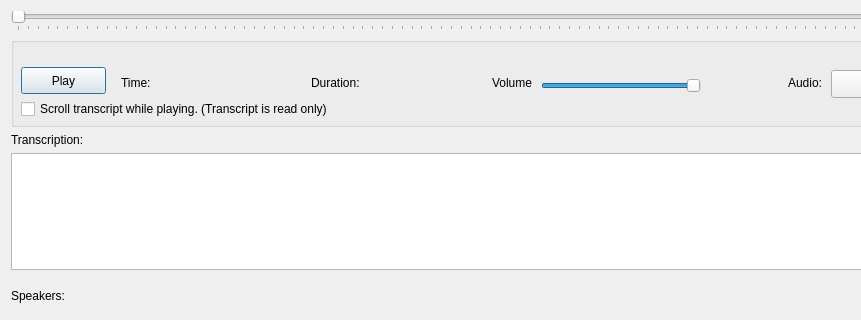
The window that GUI_UIs/ui_dialog_view_av.ui (ccbogel/QualCoder) describes before a commit, drawn with Qt 5; both pictures show x 0 to 861 and y 0 to 320 of the 1021 by 413 pixel window.
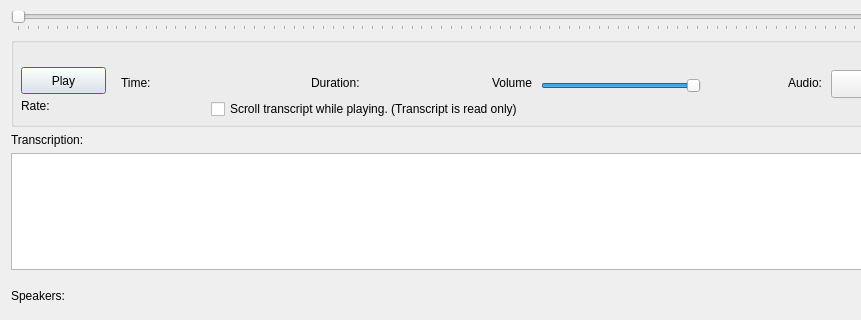
The same window after the commit.

Commit message: add rate label to display play speed

```diff
--- a/GUI_UIs/ui_dialog_view_av.ui
+++ b/GUI_UIs/ui_dialog_view_av.ui
@@ -217,7 +217,7 @@
      <widget class="QCheckBox" name="checkBox_scroll_transcript">
       <property name="geometry">
        <rect>
-        <x>10</x>
+        <x>200</x>
         <y>61</y>
         <width>511</width>
         <height>22</height>
@@ -227,6 +227,22 @@
        <string>Scroll transcript while playing. (Transcript is read only)</string>
       </property>
      </widget>
+     <widget class="QLabel" name="label_rate">
+      <property name="geometry">
+       <rect>
+        <x>10</x>
+        <y>60</y>
+        <width>111</width>
+        <height>17</height>
+       </rect>
+      </property>
+      <property name="toolTip">
+       <string>&lt;html&gt;&lt;head/&gt;&lt;body&gt;&lt;p&gt;Ctrl + Shift + &amp;gt; increase play rate, maximum 2.0&lt;/p&gt;&lt;p&gt;Ctrl + Shift + &amp;lt; decrease play rate, minimum 0.1&lt;/p&gt;&lt;/body&gt;&lt;/html&gt;</string>
+      </property>
+      <property name="text">
+       <string>Rate:</string>
+      </property>
+     </widget>
     </widget>
    </item>
    <item row="0" column="0">
```
Left out of the diff: 2 changed lines with no effect on the pictures. The commit also changes 1 other file.
